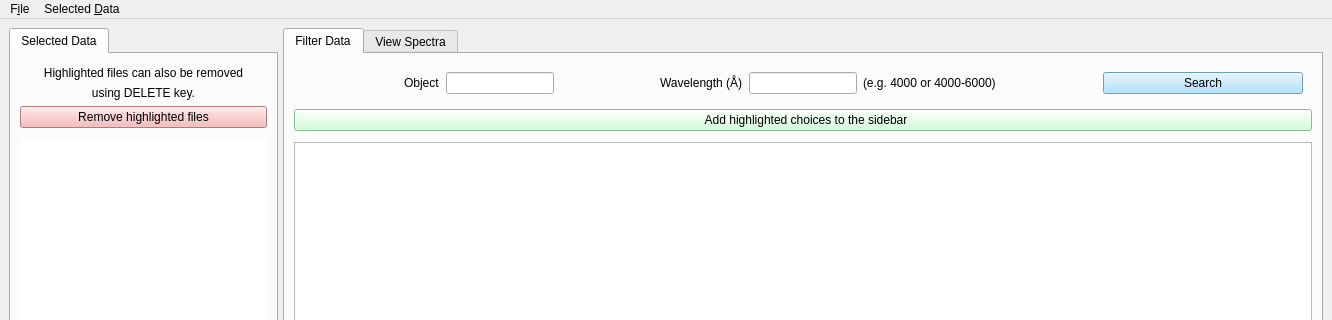
First picture: the form in gui/gui.ui, repository jancami/edibles, before the edit; both pictures show x 0 to 1332 and y 0 to 320 of the 1332 by 842 pixel window.
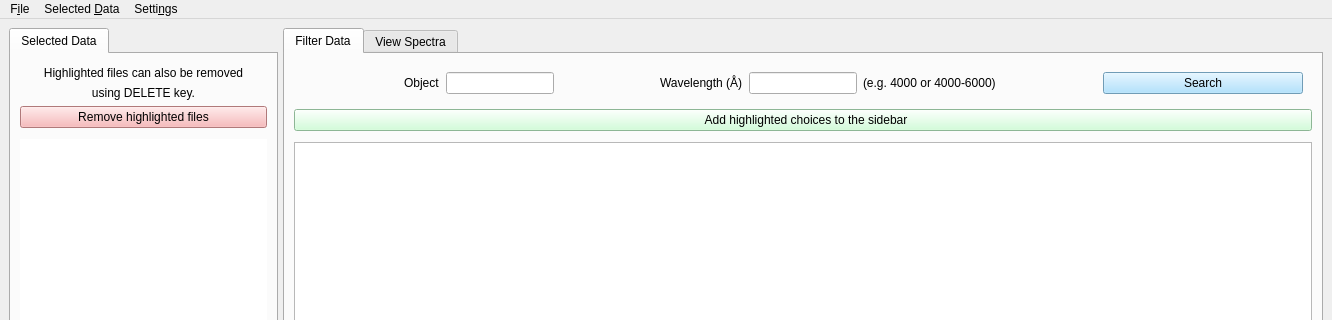
Second picture: the form after the edit.

Commit message: GUI: added ascii option as  alternative to current DR4_FITS (quickhack)

What changed in the file:
```diff
--- a/gui/gui.ui
+++ b/gui/gui.ui
@@ -2145,8 +2145,15 @@
     <addaction name="menuSelectedDataImport"/>
     <addaction name="menuSelectedDataExport"/>
    </widget>
+   <widget class="QMenu" name="menuSettings">
+    <property name="title">
+     <string>Setti&amp;ngs</string>
+    </property>
+    <addaction name="actionEnable_ASCII_format"/>
+   </widget>
    <addaction name="menuFile"/>
    <addaction name="menuSelectedData"/>
+   <addaction name="menuSettings"/>
   </widget>
   <widget class="QStatusBar" name="statusBar"/>
   <action name="actionExit">
```
Left out of the diff: 8 changed lines with no effect on the pictures. The commit also changes 2 other files.
